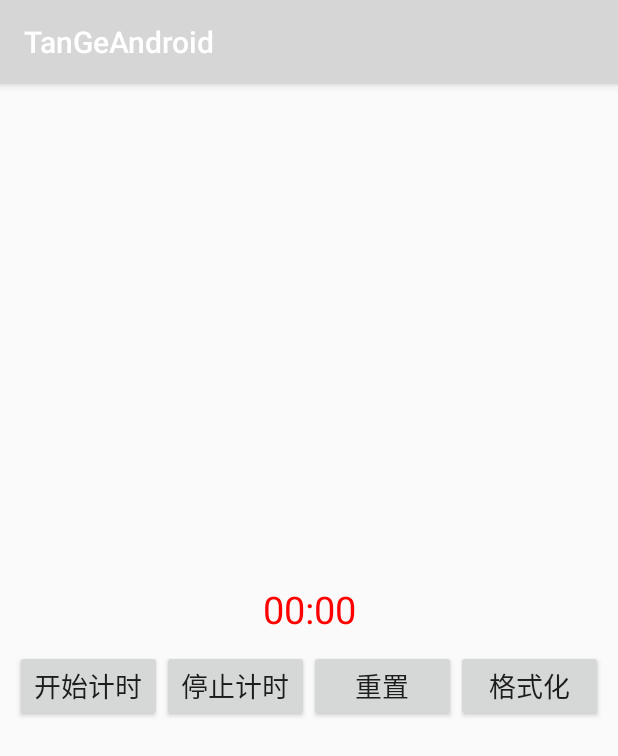
After one commit to sumuhan01/TG_Android, an Android app: the ChronometerActivity screen opened directly, with no data from a screen before it, on a phone screen of 412 x 824 dp. The commit adds this screen. Shown: the top 756 px of the screen. Run offline under Robolectric (Android 15) with nearby library versions, the phone set to English and light mode, and no system bars.

Commit message:
add TextView Activity

```diff
--- /dev/null
+++ b/app/src/main/java/com/emg/tiange/TestView/ChronometerActivity.java
@@ -0,0 +1,78 @@
+package com.emg.tiange.TestView;
+
+import androidx.appcompat.app.AppCompatActivity;
+
+import android.os.Bundle;
+import android.os.SystemClock;
+import android.util.Log;
+import android.view.View;
+import android.widget.Button;
+import android.widget.Chronometer;
+import android.widget.Toast;
+
+import com.emg.tiange.R;
+
+public class ChronometerActivity extends AppCompatActivity implements Chronometer.OnChronometerTickListener {
+
+	private Button mBtnStartTime;
+	private Button mBtnStopTime;
+	private Button mBtnRestTime;
+	private Button mBtnFormat;
+	private Chronometer chronometer;
+	@Override
+	protected void onCreate(Bundle savedInstanceState) {
+		super.onCreate(savedInstanceState);
+		setContentView(R.layout.activity_chronometer);
+		mBtnStartTime = findViewById(R.id.btn_start);
+		mBtnStopTime = findViewById(R.id.btn_stop);
+		mBtnRestTime = findViewById(R.id.btn_rest);
+		mBtnFormat = findViewById(R.id.btn_fromat);
+		chronometer = findViewById(R.id.chronometer);
+		chronometer.setOnChronometerTickListener(this);
+		onListener();
+
+
+	}
+
+	public void onListener()
+	{
+		onClick mOnClick = new onClick();
+		mBtnStartTime.setOnClickListener(mOnClick);
+		mBtnStopTime.setOnClickListener(mOnClick);
+		mBtnRestTime.setOnClickListener(mOnClick);
+		mBtnFormat.setOnClickListener(mOnClick);
+
+	}
+	public class onClick implements View.OnClickListener {
+
+		@Override
+		public void onClick(View v) {
+			switch (v.getId())
+			{
+				case R.id.btn_start:
+					chronometer.start();
+					Log.d("chronometer.start()","+++++");
+					break;
+				case R.id.btn_stop:
+					chronometer.stop();
+					break;
+				case R.id.btn_rest:
+					chronometer.setBase(SystemClock.elapsedRealtime());
+					break;
+				case R.id.btn_fromat:
+					chronometer.setFormat("Time:%s");
+					break;
+
+					default:break;
+			}
+		}
+	}
+
+	@Override
+	public void onChronometerTick(Chronometer chronometer) {
+		String time = chronometer.getText().toString();
+		if(time.equals("00:00")){
+			Toast.makeText(ChronometerActivity.this,"时间到了~",Toast.LENGTH_SHORT).show();
+		}
+	}
+}
--- /dev/null
+++ b/app/src/main/res/layout/activity_chronometer.xml
@@ -0,0 +1,56 @@
+<?xml version="1.0" encoding="utf-8"?>
+<LinearLayout xmlns:android="http://schemas.android.com/apk/res/android"
+    xmlns:app="http://schemas.android.com/apk/res-auto"
+    xmlns:tools="http://schemas.android.com/tools"
+    android:layout_width="match_parent"
+    android:layout_height="match_parent"
+    tools:context=".TestView.ChronometerActivity"
+    android:orientation="vertical"
+    android:gravity="center">
+
+    <Chronometer
+        android:id="@+id/chronometer"
+        android:layout_width="fill_parent"
+        android:layout_height="wrap_content"
+        android:gravity="center"
+        android:textColor="#ff0000"
+        android:textSize="25dp"/>
+
+    <LinearLayout
+        android:layout_width="fill_parent"
+        android:layout_height="wrap_content"
+        android:layout_margin="10dp"
+        android:orientation="horizontal">
+
+        <Button
+            android:id="@+id/btn_start"
+            android:layout_width="fill_parent"
+            android:layout_height="wrap_content"
+            android:layout_weight="1"
+            android:text="开始计时"
+            android:textSize="18sp"/>
+        <Button
+            android:id="@+id/btn_stop"
+            android:layout_width="fill_parent"
+            android:layout_height="wrap_content"
+            android:layout_weight="1"
+            android:text="停止计时"
+            android:textSize="18sp"/>
+        <Button
+            android:id="@+id/btn_rest"
+            android:layout_width="fill_parent"
+            android:layout_height="wrap_content"
+            android:layout_weight="1"
+            android:text="重置"
+            android:textSize="18sp"/>
+        <Button
+            android:id="@+id/btn_fromat"
+            android:layout_width="fill_parent"
+            android:layout_height="wrap_content"
+            android:layout_weight="1"
+            android:text="格式化"
+            android:textSize="18sp"/>
+
+    </LinearLayout>>
+
+</LinearLayout>
```
Also changed, not shown: app/src/main/AndroidManifest.xml (+13 -5 lines), app/src/main/java/com/emg/tiange/MainActivity.java (+16 -0 lines), app/src/main/java/com/emg/tiange/NetworkCom/HttpUrlConnectActivity.java (added, +64 -0 lines), app/src/main/java/com/emg/tiange/NetworkCom/NetworkActivity.java (added, +40 -0 lines), app/src/main/java/com/emg/tiange/TestView/DalogClockActivity.java (added, +64 -0 lines), app/src/main/java/com/emg/tiange/TestView/DateTimeActivity.java (added, +47 -0 lines), app/src/main/java/com/emg/tiange/TestView/TextClockActivtity.java (added, +16 -0 lines), app/src/main/res/layout/activity_dalog_clock.xml (added, +26 -0 lines), app/src/main/res/layout/activity_date_time.xml (added, +35 -0 lines), app/src/main/res/layout/activity_http_url_connect.xml (added, +29 -0 lines), app/src/main/res/layout/activity_main.xml (+16 -0 lines), app/src/main/res/layout/activity_network.xml (added, +19 -0 lines), app/src/main/res/layout/activity_text_clock_activtity.xml (added, +27 -0 lines).
